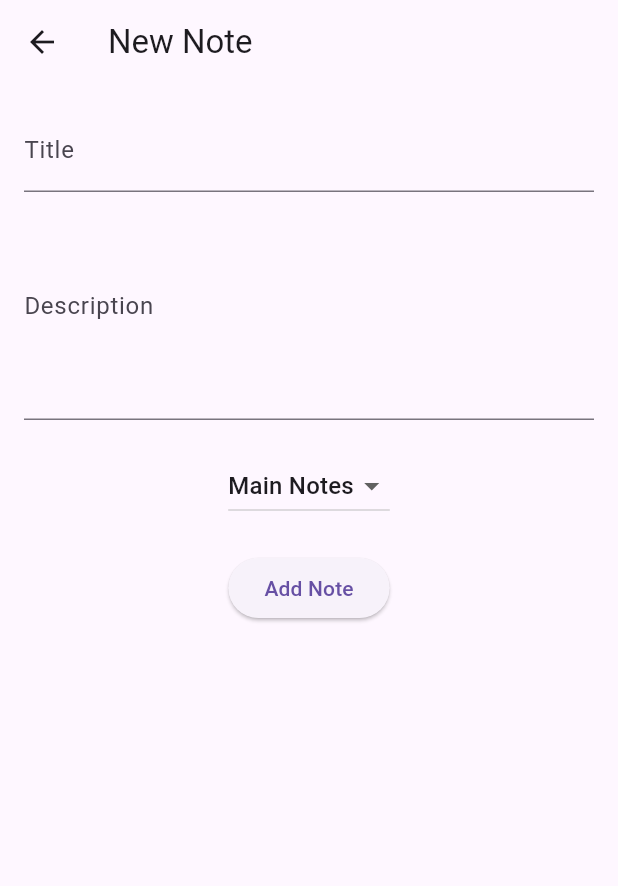
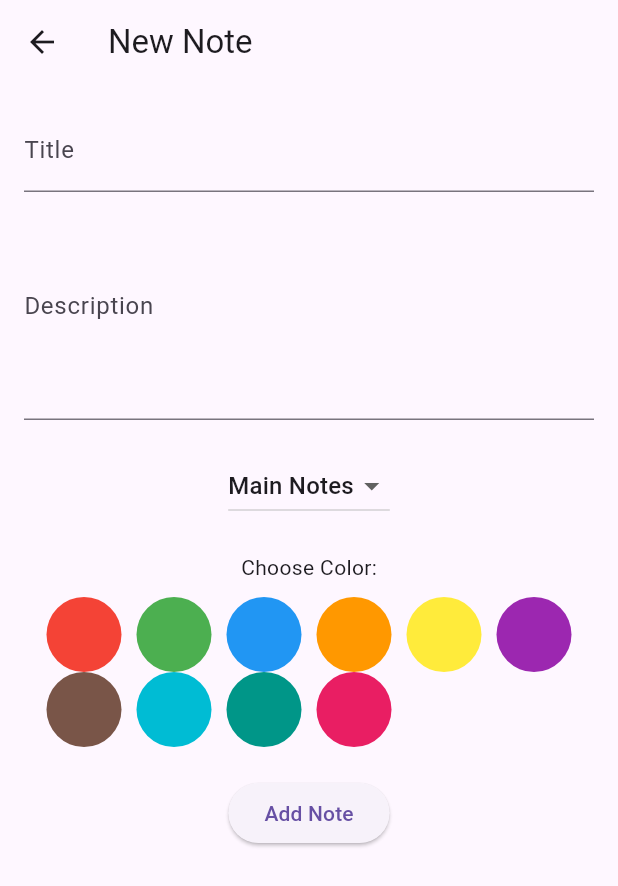
Before and after one commit to SalmaMourad/NoteApp, a Flutter app: the NoteDetailScreen screen opened directly, after a tap on "Add Note", on a phone screen of 412 x 824 dp. Shown: the top 886 px of the screen. Run offline on Flutter 3.47's test engine with Material 3 defaults, Android fonts, the phone set to English and light mode, and no system bars; our stand-ins replace flutter_colorpicker, shared_preferences; accounts and stored records are empty.

Commit message:
adding dates and colors

```diff
--- a/simple_notes_app/lib/models/note.dart
+++ b/simple_notes_app/lib/models/note.dart
@@ -1,14 +1,22 @@
+// import 'dart:ui';
+
+import 'package:flutter/material.dart';
+
 class Note {
   final String id;
   String title;
   String description;
-  String? folder; // New field to specify folder name, nullable
+  String? folder;
+  DateTime dateCreated;
+  Color color;
 
   Note({
     required this.id,
     required this.title,
     required this.description,
     this.folder,
+    required this.dateCreated,
+    required this.color,
   });
 
   Map<String, dynamic> toJson() {
@@ -17,6 +25,8 @@ class Note {
       'title': title,
       'description': description,
       'folder': folder,
+      'dateCreated': dateCreated.toIso8601String(), // Format date to ISO string
+      'color': color.value, // Save color as int
     };
   }
 
@@ -26,6 +36,9 @@ class Note {
       title: json['title'],
       description: json['description'],
       folder: json['folder'],
+      dateCreated: DateTime.parse(json['dateCreated']),
+      color: Color(json['color'] ??
+          Colors.white.value), // Default to white if color is null
     );
   }
 }
--- a/simple_notes_app/lib/providers/notes_provider.dart
+++ b/simple_notes_app/lib/providers/notes_provider.dart
@@ -20,12 +20,16 @@ class NotesProvider with ChangeNotifier {
     notifyListeners();
   }
 
-  void updateNote(String id, String title, String description, String? folder) {
+  void updateNote(String id, String title, String description, String? folder,
+      Color selectedColor) {
     final noteIndex = _notes.indexWhere((note) => note.id == id);
     if (noteIndex != -1) {
       _notes[noteIndex].title = title;
       _notes[noteIndex].description = description;
       _notes[noteIndex].folder = folder;
+      _notes[noteIndex].color = selectedColor; // Update color
+      // update the dateCreated
+      // _notes[noteIndex].dateCreated = DateTime.now();
       _saveNotes();
       notifyListeners();
     }
--- a/simple_notes_app/lib/screens/note_detail_screen.dart
+++ b/simple_notes_app/lib/screens/note_detail_screen.dart
@@ -1,5 +1,5 @@
-
 import 'package:flutter/material.dart';
+import 'package:flutter_colorpicker/flutter_colorpicker.dart';
 import 'package:provider/provider.dart';
 import '../providers/notes_provider.dart';
 import '../models/note.dart';
@@ -18,11 +18,66 @@ class _NoteDetailScreenState extends State<NoteDetailScreen> {
   final _titleController = TextEditingController();
   final _descriptionController = TextEditingController();
   String? _selectedFolder;
+  Color _selectedColor = Colors.white;
+  final List<Color> _colors = [
+    Color.fromARGB(218, 255, 219, 88),
+    Color.fromARGB(255, 232, 109, 101),
+    Color.fromARGB(255, 130, 174, 250),
+    Color.fromARGB(255, 148, 244, 150),
+    Color.fromARGB(255, 202, 130, 250)
+  ];
+  String colorToHex(Color color) {
+    return '#${color.alpha.toRadixString(16).padLeft(2, '0')}${color.red.toRadixString(16).padLeft(2, '0')}${color.green.toRadixString(16).padLeft(2, '0')}${color.blue.toRadixString(16).padLeft(2, '0')}'
+        .toUpperCase();
+  }
+
+  List<Color> colorOptions = [
+    Colors.red,
+    Colors.green,
+    Colors.blue,
+    Colors.orange,
+    Colors.yellow,
+    Colors.purple,
+    Colors.brown,
+    Colors.cyan,
+    Colors.teal,
+    Colors.pink,
+  ];
+  Widget _buildColorPicker() {
+    return Column(
+      children: [
+        Text("Choose Color:"),
+        SizedBox(height: 10),
+        Wrap(
+          spacing: 10,
+          children: colorOptions.map((color) {
+            return GestureDetector(
+              onTap: () {
+                setState(() {
+                  _selectedColor = color;
+                });
+              },
+              child: CircleAvatar(
+                radius: 25,
+                backgroundColor: color,
+                child: _selectedColor == color
+                    ? Icon(Icons.check, color: Colors.white)
+                    : Container(), // Show a check mark on the selected color
+              ),
+            );
+          }).toList(),
+        ),
+      ],
+    );
+  }
 
   @override
   void initState() {
     super.initState();
     _selectedFolder = widget.folder ?? widget.note?.folder;
+    _selectedColor = widget.note?.color ??
+        Colors.white; // Ensure color is initialized from the note
+
     if (widget.note != null) {
       _titleController.text = widget.note!.title;
       _descriptionController.text = widget.note!.description;
@@ -36,32 +91,27 @@ class _NoteDetailScreenState extends State<NoteDetailScreen> {
     if (title.isEmpty || description.isEmpty) return;
 
     if (widget.note != null) {
-      // Update existing note with the selected folder
+      // Update the existing note
       Provider.of<NotesProvider>(context, listen: false).updateNote(
         widget.note!.id,
         title,
         description,
-        _selectedFolder, // Use the selected folder
+        _selectedFolder,
+        _selectedColor, // Ensure selected color is passed here
       );
     } else {
-      // Create a new note with the selected folder
+      // Create a new note
       final newNote = Note(
         id: DateTime.now().toString(),
         title: title,
         description: description,
-        folder: _selectedFolder, // Assign the selected folder
+        folder: _selectedFolder,
+        dateCreated: DateTime.now(),
+        color: _selectedColor, // Assign the selected color to the new note
       );
       Provider.of<NotesProvider>(context, listen: false).addNote(newNote);
     }
     Navigator.of(context).pop();
-  }
-
-  void _deleteNote() {
-    if (widget.note != null) {
-      Provider.of<NotesProvider>(context, listen: false)
-          .deleteNote(widget.note!.id);
-      Navigator.of(context).pop();
-    }
   }
 
   @override
@@ -105,6 +155,8 @@ class _NoteDetailScreenState extends State<NoteDetailScreen> {
               ],
             ),
             SizedBox(height: 20),
+            _buildColorPicker(),
+            SizedBox(height: 20),
             ElevatedButton(
               onPressed: _saveNote,
               child: Text(widget.note == null ? 'Add Note' : 'Save Changes'),
@@ -114,135 +166,33 @@ class _NoteDetailScreenState extends State<NoteDetailScreen> {
       ),
     );
   }
+
+  Future<void> _pickColor(BuildContext context) async {
+    return showDialog(
+      context: context,
+      builder: (BuildContext context) {
+        return AlertDialog(
+          title: Text('Select a color'),
+          content: SingleChildScrollView(
+            child: ColorPicker(
+              pickerColor: _selectedColor,
+              onColorChanged: (Color color) {
+                setState(() {
+                  _selectedColor = color;
+                });
+              },
+            ),
+          ),
+          actions: [
+            TextButton(
+              onPressed: () {
+                Navigator.of(context).pop();
+              },
+              child: Text('Done'),
+            ),
+          ],
+        );
+      },
+    );
+  }
 }
-
-// import 'package:flutter/material.dart';
-// import 'package:provider/provider.dart';
-// import '../models/note.dart';
-// import '../providers/notes_provider.dart';
-// class NoteDetailScreen extends StatefulWidget {
-//   final Note? note;
-//   final String? folder; // Folder passed from previous screen
-
-//   NoteDetailScreen({this.note, this.folder});
-
-//   @override
-//   _NoteDetailScreenState createState() => _NoteDetailScreenState();
-// }
-
-// class _NoteDetailScreenState extends State<NoteDetailScreen> {
-//   final _titleController = TextEditingController();
-//   final _descriptionController = TextEditingController();
-
-//   @override
-//   void initState() {
-//     super.initState();
-//     if (widget.note != null) {
-//       _titleController.text = widget.note!.title;
-//       _descriptionController.text = widget.note!.description;
-//     }
-//   }
-
-//   // void _saveNote() {
-//   //   final title = _titleController.text;
-//   //   final description = _descriptionController.text;
-
-//   //   if (title.isEmpty || description.isEmpty) return;
-
-//   //   final folder = widget.folder;
-
-//   //   if (widget.note != null) {
-//   //     Provider.of<NotesProvider>(context, listen: false).updateNote(
-//   //       widget.note!.id,
-//   //       title,
-//   //       description,
-//   //       folder,
-//   //     );
-//   //   } else {
-//   //     final newNote = Note(
-//   //       id: DateTime.now().toString(),
-//   //       title: title,
-//   //       description: description,
-//   //       folder: folder,
-//   //     );
-//   //     Provider.of<NotesProvider>(context, listen: false).addNote(newNote);
-//   //   }
-//   //   Navigator.of(context).pop();
-//   // }
-//   void _saveNote() {
-//   final title = _titleController.text;
-//   final description = _descriptionController.text;
-
-//   if (title.isEmpty || description.isEmpty) return;
-
-//   // Check if there’s a folder assigned to the note or to the screen itself
-//   final folder = widget.folder ?? widget.note?.folder;
-
-//   if (widget.note != null) {
-//     // Update the existing note, preserving its folder
-//     Provider.of<NotesProvider>(context, listen: false).updateNote(
-//       widget.note!.id,
-//       title,
-//       description,
-//       folder, // Pass the folder field to keep it consistent
-//     );
-//   } else {
-//     // Create a new note with the specified folder
-//     final newNote = Note(
-//       id: DateTime.now().toString(),
-//       title: title,
-//       description: description,
-//       folder: folder, // Assign the folder to the new note
-//     );
-//     Provider.of<NotesProvider>(context, listen: false).addNote(newNote);
-//   }
-//   Navigator.of(context).pop();
-// }
-
-
-
-//   void _deleteNote() {
-//     if (widget.note != null) {
-//       Provider.of<NotesProvider>(context, listen: false)
-//           .deleteNote(widget.note!.id);
-//       Navigator.of(context).pop();
-//     }
-//   }
-
-//   @override
-//   Widget build(BuildContext context) {
-//     return Scaffold(
-//       appBar: AppBar(
-//         title: Text(widget.note != null ? 'Edit Note' : 'New Note'),
-//         actions: [
-//           if (widget.note != null)
-//             IconButton(
-//               icon: Icon(Icons.delete),
-//               onPressed: _deleteNote,
-//             ),
-//           IconButton(
-//             icon: Icon(Icons.save),
-//             onPressed: _saveNote,
-//           ),
-//         ],
-//       ),
-//       body: Padding(
-//         padding: const EdgeInsets.all(16.0),
-//         child: Column(
-//           children: [
-//             TextField(
-//               controller: _titleController,
-//               decoration: InputDecoration(labelText: 'Title'),
-//             ),
-//             SizedBox(height: 8),
-//             TextField(
-//               controller: _descriptionController,
-//               decoration: InputDecoration(labelText: 'Description'),
-//               maxLines: 5,
-//             ),
-//           ],
-//         ),
-//       ),
-//     );
-//   }
-// }
--- a/simple_notes_app/pubspec.yaml
+++ b/simple_notes_app/pubspec.yaml
@@ -30,6 +30,7 @@ environment:
 dependencies:
   provider: ^6.1.2
   shared_preferences: ^2.0.0
+  flutter_colorpicker: ^1.1.0
   flutter:
     sdk: flutter
 
```
Also changed, not shown: simple_notes_app/lib/screens/notes_list_screen.dart (+8 -4 lines), simple_notes_app/lib/main.dart (line endings or trailing spaces), simple_notes_app/pubspec.lock.
